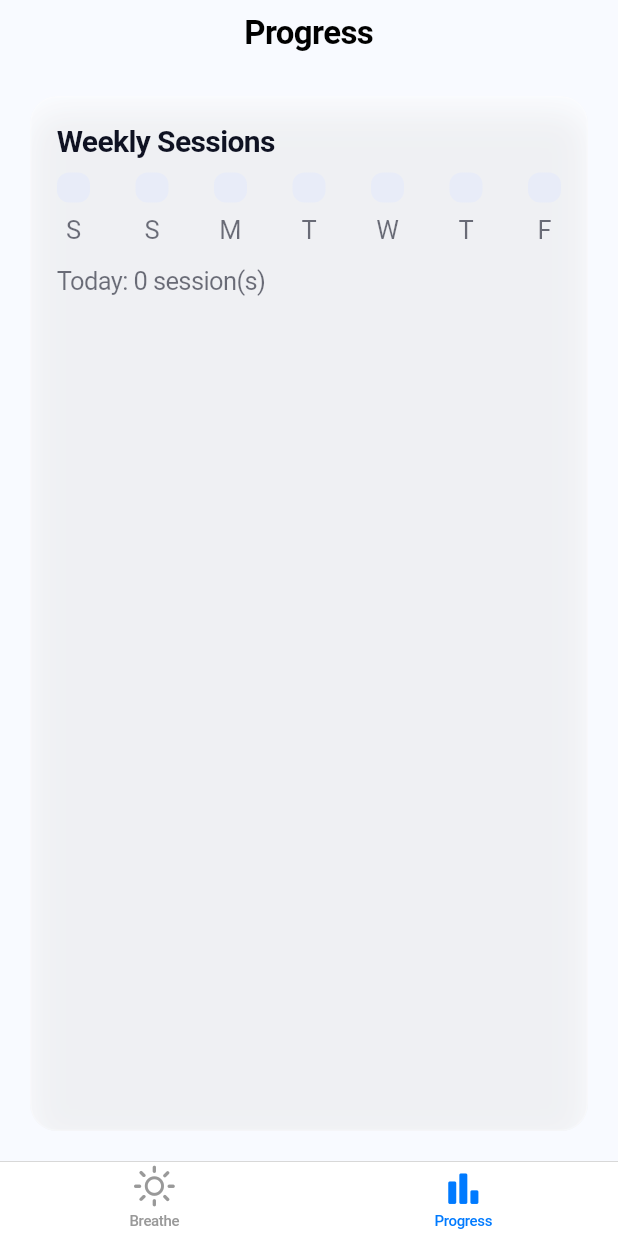
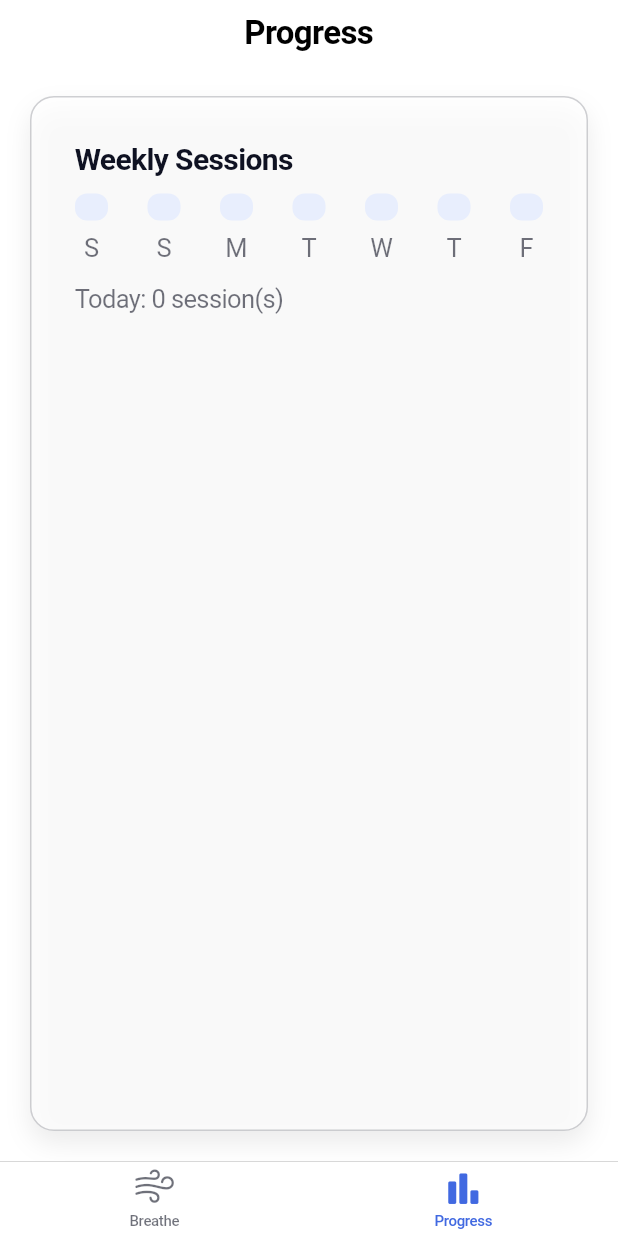
Before and after one commit to CarlosSemeao/mindbreath, a Flutter app: the screen it shows after launch, after a tap on "Progress", on a phone screen of 412 x 824 dp. Run offline on Flutter 3.47's test engine with Material 3 defaults, Android fonts, the phone set to English and light mode, and no system bars; our stand-ins replace shared_preferences.

Commit message:
Update main.dart

```diff
--- a/lib/main.dart
+++ b/lib/main.dart
@@ -1,9 +1,6 @@
 import 'dart:async';
-import 'dart:math' as math;
-import 'dart:ui';
 import 'package:flutter/cupertino.dart';
 import 'package:flutter/services.dart';
-import 'package:flutter/material.dart' show Colors; // <-- added
 import 'package:shared_preferences/shared_preferences.dart';
 
 void main() {
@@ -11,9 +8,28 @@ void main() {
   runApp(const MindBreathApp());
 }
 
+/// ---------- Palette (single hue, minimalist) ----------
+class MB {
+  // Background (very light, airy)
+  static const bgTop = Color(0xFFF7FAFF);
+  static const bgBottom = Color(0xFFFFFFFF);
+
+  // Primary hue family (blue → soft variants)
+  static const primary = Color(0xFF4169E1);     // royal / calm
+  static const primaryLight = Color(0xFF8FA7F2);
+  static const primarySoft = Color(0xFFE8EEFD);
+
+  // Text
+  static const label = Color(0xFF0F1222);
+  static const labelSub = Color(0x990F1222);
+
+  // Surfaces
+  static const card = Color(0xB3FFFFFF); // translucent white
+  static const stroke = Color(0x33_0F1222);
+}
+
 class MindBreathApp extends StatelessWidget {
   const MindBreathApp({super.key});
-
   @override
   Widget build(BuildContext context) {
     return const CupertinoApp(
@@ -25,14 +41,16 @@ class MindBreathApp extends StatelessWidget {
 
 class RootTabs extends StatelessWidget {
   const RootTabs({super.key});
-
   @override
   Widget build(BuildContext context) {
     return CupertinoTabScaffold(
-      tabBar: CupertinoTabBar( // <-- removed const
+      // IMPORTANT: not const (avoids const-assert issue at build time)
+      tabBar: CupertinoTabBar(
         backgroundColor: const Color(0xF0FFFFFF),
+        activeColor: MB.primary,
+        inactiveColor: MB.labelSub,
         items: const [
-          BottomNavigationBarItem(icon: Icon(CupertinoIcons.sun_max), label: 'Breathe'),
+          BottomNavigationBarItem(icon: Icon(CupertinoIcons.wind), label: 'Breathe'),
           BottomNavigationBarItem(icon: Icon(CupertinoIcons.chart_bar_alt_fill), label: 'Progress'),
         ],
       ),
@@ -48,29 +66,16 @@ class RootTabs extends StatelessWidget {
   }
 }
 
-/// Palette — soft, oceanic, spa-grade
-class Ink {
-  static const bgTop = Color(0xFFEFF4FF);
-  static const bgBottom = Color(0xFFF8FAFF);
-  static const glassStroke = Color(0x40FFFFFF);
-  static const orbDeep = Color(0xFF2F6BFF);
-  static const orbMid = Color(0xFF82B0FF);
-  static const orbLight = Color(0xFFE2ECFF);
-  static const label = Color(0xFF0F1222);
-  static const labelSub = Color(0x990F1222);
-  static const action = Color(0xFF0E1A4A);
-}
-
-/// ========================= BREATHE PAGE =========================
+/// ---------------------- Breathing engine ----------------------
 enum Phase { inhale, hold, exhale, rest }
 
 class BreathConfig {
   final Duration inhale, hold, exhale, rest;
   const BreathConfig({
     this.inhale = const Duration(seconds: 4),
-    this.hold = const Duration(seconds: 4),
+    this.hold   = const Duration(seconds: 4),
     this.exhale = const Duration(seconds: 6),
-    this.rest = const Duration(seconds: 2),
+    this.rest   = const Duration(seconds: 2),
   });
 }
 
@@ -82,8 +87,7 @@ class BreathePage extends StatefulWidget {
 
 class _BreathePageState extends State<BreathePage> with TickerProviderStateMixin {
   final _cfg = const BreathConfig();
-  late final AnimationController _orbScale;   // size + “breathing”
-  late final AnimationController _orbDrift;   // slow 3D parallax drift
+  late final AnimationController _scale; // scales the globe
   Phase _phase = Phase.rest;
   Timer? _timer;
   bool _running = false;
@@ -95,19 +99,13 @@ class _BreathePageState extends State<BreathePage> with TickerProviderStateMixin
   @override
   void initState() {
     super.initState();
-    _orbScale = AnimationController(
+    _scale = AnimationController(
       vsync: this,
       duration: const Duration(milliseconds: 1200),
-      lowerBound: 0.7,
+      lowerBound: 0.75,
       upperBound: 1.0,
       value: 0.85,
     );
-
-    _orbDrift = AnimationController(
-      vsync: this,
-      duration: const Duration(seconds: 12),
-    )..repeat();
-
     _loadPrefs();
   }
 
@@ -129,14 +127,13 @@ class _BreathePageState extends State<BreathePage> with TickerProviderStateMixin
     _weekCounts[key] = (_weekCounts[key] ?? 0) + 1;
 
     final cutoff = t.subtract(const Duration(days: 7));
-    _weekCounts.removeWhere((k, _) => DateTime.parse(k)
-        .isBefore(DateTime(cutoff.year, cutoff.month, cutoff.day)));
+    _weekCounts.removeWhere((k, _) =>
+        DateTime.parse(k).isBefore(DateTime(cutoff.year, cutoff.month, cutoff.day)));
 
     final list = _weekCounts.entries.map((e) => "${e.key}|${e.value}").toList();
     await _prefs.setStringList('week', list);
   }
 
-  // Engine
   void _start() {
     if (_running) return;
     setState(() => _running = true);
@@ -145,11 +142,11 @@ class _BreathePageState extends State<BreathePage> with TickerProviderStateMixin
 
   void _stop() {
     _timer?.cancel();
-    _orbScale.stop();
+    _scale.stop();
     setState(() {
       _running = false;
       _phase = Phase.rest;
-      _orbScale.value = 0.85;
+      _scale.value = 0.85;
     });
   }
 
@@ -160,14 +157,14 @@ class _BreathePageState extends State<BreathePage> with TickerProviderStateMixin
 
     switch (next) {
       case Phase.inhale:
-        _orbScale.animateTo(1.0, duration: _cfg.inhale, curve: Curves.easeInOutCubic);
+        _scale.animateTo(1.0, duration: _cfg.inhale, curve: Curves.easeInOutCubic);
         _timer = Timer(_cfg.inhale, () => _runPhase(Phase.hold));
         break;
       case Phase.hold:
         _timer = Timer(_cfg.hold, () => _runPhase(Phase.exhale));
         break;
       case Phase.exhale:
-        _orbScale.animateTo(0.7, duration: _cfg.exhale, curve: Curves.easeInOutCubic);
+        _scale.animateTo(0.75, duration: _cfg.exhale, curve: Curves.easeInOutCubic);
         _timer = Timer(_cfg.exhale, () => _runPhase(Phase.rest));
         break;
       case Phase.rest:
@@ -196,41 +193,38 @@ class _BreathePageState extends State<BreathePage> with TickerProviderStateMixin
     }
   }
 
+  String get _label => switch (_phase) {
+        Phase.inhale => 'Inhale',
+        Phase.hold   => 'Hold',
+        Phase.exhale => 'Exhale',
+        Phase.rest   => 'Rest',
+      };
+
   @override
   void dispose() {
     _timer?.cancel();
-    _orbScale.dispose();
-    _orbDrift.dispose();
+    _scale.dispose();
     super.dispose();
   }
 
-  String get _label => switch (_phase) {
-        Phase.inhale => 'Inhale',
-        Phase.hold => 'Hold',
-        Phase.exhale => 'Exhale',
-        Phase.rest => 'Rest',
-      };
-
   @override
   Widget build(BuildContext context) {
-    final size = MediaQuery.of(context).size;
-
     return CupertinoPageScaffold(
-      backgroundColor: Ink.bgBottom,
+      backgroundColor: MB.bgBottom,
       navigationBar: const CupertinoNavigationBar(
         middle: Text('MindBreath', style: TextStyle(fontSize: 22, fontWeight: FontWeight.w600)),
         border: null,
-        backgroundColor: Color(0xCCFFFFFF),
+        backgroundColor: Color(0xF2FFFFFF),
       ),
       child: Stack(
         children: [
-          // Soft background gradient
+          // Subtle vertical wash of the same hue
           Container(
             decoration: const BoxDecoration(
               gradient: LinearGradient(
                 begin: Alignment.topCenter,
                 end: Alignment.bottomCenter,
-                colors: [Ink.bgTop, Ink.bgBottom],
+                colors: [MB.bgTop, MB.bgBottom],
               ),
             ),
           ),
@@ -241,23 +235,27 @@ class _BreathePageState extends State<BreathePage> with TickerProviderStateMixin
               children: [
                 const SizedBox(height: 12),
 
-                // Glass card with phase label
+                // Minimal pill showing the current phase + haptics toggle
                 Padding(
                   padding: const EdgeInsets.symmetric(horizontal: 20),
-                  child: _Glass(
-                    child: Padding(
-                      padding: const EdgeInsets.symmetric(vertical: 16, horizontal: 18),
+                  child: _Card(
                     child: Row(
                       mainAxisAlignment: MainAxisAlignment.spaceBetween,
                       children: [
-                          Text(_label, style: const TextStyle(fontSize: 22, fontWeight: FontWeight.w600, color: Ink.label)),
+                        Text(_label,
+                            style: const TextStyle(
+                              fontSize: 20,
+                              fontWeight: FontWeight.w600,
+                              color: MB.label,
+                            )),
                         Row(
                           children: [
-                              const Text('Haptics', style: TextStyle(color: Ink.labelSub)),
+                            const Text('Haptics', style: TextStyle(color: MB.labelSub)),
                             const SizedBox(width: 8),
                             CupertinoSwitch(
                               value: _hapticsOn,
                               onChanged: (v) => setState(() => _hapticsOn = v),
+                              activeColor: MB.primary,
                             ),
                           ],
                         ),
@@ -265,23 +263,20 @@ class _BreathePageState extends State<BreathePage> with TickerProviderStateMixin
                     ),
                   ),
                 ),
-                ),
 
+                // CENTERED breathing globe
                 const Spacer(),
-
-                // Liquid-glass breathing orb
-                AnimatedBuilder(
-                  animation: Listenable.merge([_orbScale, _orbDrift]),
+                Center(
+                  child: AnimatedBuilder(
+                    animation: _scale,
                     builder: (context, _) {
-                    final drift = math.sin(_orbDrift.value * 2 * math.pi) * 0.07;
-                    final scale = _orbScale.value + drift * 0.03;
-                    final diameter = size.width * 0.68 * scale;
-                    return Center(
-                      child: _LiquidOrb(diameter: diameter, phase: _phase, t: _orbDrift.value),
-                    );
+                      // Fixed base size + scale
+                      final base = MediaQuery.of(context).size.width * 0.64;
+                      final d = base * _scale.value;
+                      return _BreathGlobe(diameter: d);
                     },
                   ),
-
+                ),
                 const SizedBox(height: 28),
 
                 // Controls
@@ -299,8 +294,8 @@ class _BreathePageState extends State<BreathePage> with TickerProviderStateMixin
                       Expanded(
                         child: CupertinoButton(
                           onPressed: _stop,
-                          color: const Color(0xFFE9ECF6),
-                          child: const Text('Stop', style: TextStyle(color: Ink.action)),
+                          color: MB.primarySoft,
+                          child: const Text('Stop', style: TextStyle(color: MB.primary)),
                         ),
                       ),
                     ],
@@ -315,125 +310,66 @@ class _BreathePageState extends State<BreathePage> with TickerProviderStateMixin
   }
 }
 
-/// Frosted glass container
-class _Glass extends StatelessWidget {
-  final Widget child;
-  const _Glass({required this.child});
+/// Minimal “floating globe” using one hue + soft shadows (no 3D shaders)
+class _BreathGlobe extends StatelessWidget {
+  final double diameter;
+  const _BreathGlobe({required this.diameter});
 
   @override
   Widget build(BuildContext context) {
-    return ClipRRect(
-      borderRadius: BorderRadius.circular(18),
-      child: BackdropFilter(
-        filter: ImageFilter.blur(sigmaX: 16, sigmaY: 16),
-        child: DecoratedBox(
+    return Container(
+      width: diameter,
+      height: diameter,
       decoration: BoxDecoration(
-            color: const Color(0x66FFFFFF),
-            borderRadius: BorderRadius.circular(18),
-            border: Border.all(color: Ink.glassStroke, width: 1),
+        shape: BoxShape.circle,
+        // One-hue gradient for a gentle depth
+        gradient: const RadialGradient(
+          center: Alignment(-0.2, -0.25),
+          radius: 0.95,
+          colors: [MB.primaryLight, MB.primary],
+          stops: [0.0, 1.0],
+        ),
+        // Soft depth + lifted shadow
         boxShadow: const [
-              BoxShadow(
-                color: Color(0x14000000),
-                blurRadius: 18,
-                offset: Offset(0, 10),
+          BoxShadow(color: Color(0x22000000), blurRadius: 26, offset: Offset(0, 14)),
+          BoxShadow(color: Color(0x11000000), blurRadius: 6,  offset: Offset(0, 2)),
+        ],
+        border: Border.all(color: MB.stroke, width: 1),
       ),
-            ],
-          ),
-          child: child,
+      // subtle inner highlight to suggest glass, but still flat/minimal
+      foregroundDecoration: const BoxDecoration(
+        shape: BoxShape.circle,
+        gradient: LinearGradient(
+          begin: Alignment.topLeft,
+          end: Alignment.bottomRight,
+          colors: [Color(0x33FFFFFF), Color(0x00FFFFFF)],
         ),
       ),
     );
   }
 }
 
-/// The liquid-glass 3D orb with inner glow and rim light
-class _LiquidOrb extends StatelessWidget {
-  final double diameter;
-  final Phase phase;
-  final double t; // 0..1 drifting time
-  const _LiquidOrb({required this.diameter, required this.phase, required this.t});
-
+/// Simple translucent card
+class _Card extends StatelessWidget {
+  final Widget child;
+  const _Card({required this.child});
   @override
   Widget build(BuildContext context) {
-    // Subtle color shift by phase
-    final tint = switch (phase) {
-      Phase.inhale => Ink.orbMid,
-      Phase.hold => Ink.orbLight,
-      Phase.exhale => Ink.orbDeep,
-      Phase.rest => Ink.orbMid,
-    };
-
-    return CustomPaint(
-      size: Size.square(diameter),
-      painter: _OrbPainter(t: t, tint: tint),
+    return DecoratedBox(
+      decoration: BoxDecoration(
+        color: MB.card,
+        borderRadius: BorderRadius.circular(16),
+        border: Border.all(color: MB.stroke),
+        boxShadow: const [
+          BoxShadow(color: Color(0x14000000), blurRadius: 14, offset: Offset(0, 8)),
+        ],
+      ),
+      child: Padding(padding: const EdgeInsets.all(14), child: child),
     );
   }
 }
 
-class _OrbPainter extends CustomPainter {
-  final double t; // 0..1
-  final Color tint;
-  _OrbPainter({required this.t, required this.tint});
-
-  @override
-  void paint(Canvas canvas, Size size) {
-    final r = size.width / 2;
-    final c = Offset(r, r);
-    final paint = Paint()..isAntiAlias = true;
-
-    // Base radial gradient (depth)
-    final base = RadialGradient(
-      center: Alignment(0.0 + 0.2 * math.sin(t * 2 * math.pi), 0.0 - 0.2 * math.cos(t * 2 * math.pi)),
-      radius: 0.85,
-      colors: [tint, Ink.orbDeep, const Color(0xFF0B1440)],
-      stops: const [0.0, 0.55, 1.0],
-    );
-    paint.shader = base.createShader(Rect.fromCircle(center: c, radius: r));
-    canvas.drawCircle(c, r, paint);
-
-    // Inner glow (additive)
-    final inner = Paint()
-      ..shader = RadialGradient(
-        colors: [Ink.orbLight.withOpacity(0.45), Colors.transparent],
-        stops: const [0.0, 1.0],
-      ).createShader(Rect.fromCircle(center: c.translate(-r * 0.15, -r * 0.15), radius: r * 0.9))
-      ..blendMode = BlendMode.plus
-      ..isAntiAlias = true;
-    canvas.drawCircle(c, r * 0.95, inner);
-
-    // Rim light / specular highlight
-    final rim = Paint()
-      ..shader = SweepGradient(
-        startAngle: 0,
-        endAngle: math.pi * 2,
-        colors: [
-          Colors.transparent,
-          Colors.white.withOpacity(0.28),
-          Colors.transparent,
-        ],
-        stops: const [0.0, 0.08, 0.16],
-        transform: GradientRotation(1.2 + t * 2 * math.pi),
-      ).createShader(Rect.fromCircle(center: c, radius: r))
-      ..blendMode = BlendMode.screen
-      ..isAntiAlias = true;
-    canvas.drawCircle(c, r, rim);
-
-    // Soft shadow under the orb (ambient drop)
-    final shadow = Paint()
-      ..maskFilter = const MaskFilter.blur(BlurStyle.normal, 18)
-      ..color = const Color(0x33000000);
-    canvas.drawOval(
-      Rect.fromCenter(center: c.translate(0, r * 0.85), width: r * 1.2, height: r * 0.32),
-      shadow,
-    );
-  }
-
-  @override
-  bool shouldRepaint(covariant _OrbPainter old) => old.t != t || old.tint != tint;
-}
-
-/// ========================= PROGRESS PAGE =========================
-
+/// ---------------------- Progress (separate tab) ----------------------
 class ProgressPage extends StatefulWidget {
   const ProgressPage({super.key});
   @override
@@ -455,9 +391,7 @@ class _ProgressPageState extends State<ProgressPage> {
     final raw = _prefs.getStringList('week') ?? [];
     for (final s in raw) {
       final parts = s.split('|');
-      if (parts.length == 2) {
-        _week[parts[0]] = int.tryParse(parts[1]) ?? 0;
-      }
+      if (parts.length == 2) _week[parts[0]] = int.tryParse(parts[1]) ?? 0;
     }
     setState(() {});
   }
@@ -472,60 +406,53 @@ class _ProgressPageState extends State<ProgressPage> {
     });
 
     return CupertinoPageScaffold(
-      backgroundColor: Ink.bgBottom,
+      backgroundColor: MB.bgBottom,
       navigationBar: const CupertinoNavigationBar(
         middle: Text('Progress', style: TextStyle(fontSize: 22, fontWeight: FontWeight.w600)),
         border: null,
-        backgroundColor: Color(0xCCFFFFFF),
+        backgroundColor: Color(0xF2FFFFFF),
       ),
       child: SafeArea(
         child: Padding(
           padding: const EdgeInsets.all(20),
-          child: _Glass(
+          child: _Card(
             child: Padding(
-              padding: const EdgeInsets.fromLTRB(18, 18, 18, 22),
+              padding: const EdgeInsets.fromLTRB(16, 16, 16, 18),
               child: Column(
                 crossAxisAlignment: CrossAxisAlignment.start,
                 children: [
-                  const Text('Weekly Sessions', style: TextStyle(fontSize: 20, fontWeight: FontWeight.w600, color: Ink.label)),
-                  const SizedBox(height: 10),
+                  const Text('Weekly Sessions',
+                      style: TextStyle(fontSize: 20, fontWeight: FontWeight.w600, color: MB.label)),
+                  const SizedBox(height: 12),
                   Row(
                     mainAxisAlignment: MainAxisAlignment.spaceBetween,
                     children: days.map((e) {
                       final int v = e.$2;
-                      final h = (v == 0) ? 20.0 : (20 + (v.clamp(0, 6) * 12)).toDouble();
+                      final h = (v == 0) ? 18.0 : (18 + (v.clamp(0, 6) * 12)).toDouble();
                       return Column(
                         children: [
                           AnimatedContainer(
-                            duration: const Duration(milliseconds: 300),
+                            duration: const Duration(milliseconds: 250),
                             curve: Curves.easeInOutCubic,
                             width: 22,
                             height: h,
                             decoration: BoxDecoration(
+                              color: v == 0 ? MB.primarySoft : MB.primary,
                               borderRadius: BorderRadius.circular(8),
-                              gradient: LinearGradient(
-                                begin: Alignment.topCenter,
-                                end: Alignment.bottomCenter,
-                                colors: v == 0
-                                    ? [const Color(0xFFE8ECF8), const Color(0xFFE8ECF8)]
-                                    : [Ink.orbLight, Ink.orbMid],
-                              ),
-                              boxShadow: v == 0 ? null : const [
-                                BoxShadow(color: Color(0x22000000), blurRadius: 10, offset: Offset(0, 6)),
-                              ],
+                              boxShadow: v == 0
+                                  ? null
+                                  : const [BoxShadow(color: Color(0x22000000), blurRadius: 10, offset: Offset(0, 6))],
                             ),
                           ),
                           const SizedBox(height: 8),
-                          Text(_dayLetter(e.$1), style: const TextStyle(color: Ink.labelSub)),
+                          Text(_dayLetter(e.$1), style: const TextStyle(color: MB.labelSub)),
                         ],
                       );
                     }).toList(),
                   ),
                   const SizedBox(height: 14),
-                  Text(
-                    'Today: ${_todayCount()} session(s)',
-                    style: const TextStyle(color: Ink.labelSub),
-                  ),
+                  Text('Today: ${_todayCount()} session(s)',
+                      style: const TextStyle(color: MB.labelSub)),
                 ],
               ),
             ),
```
Lines whose indentation alone changed are shown as unchanged.
